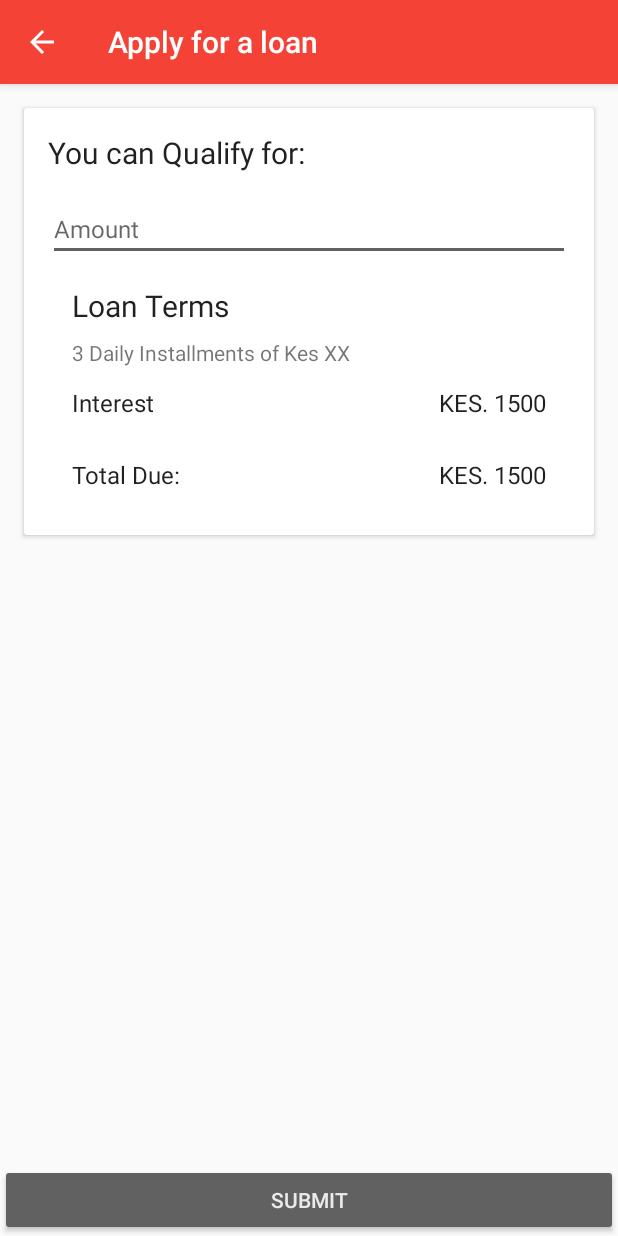
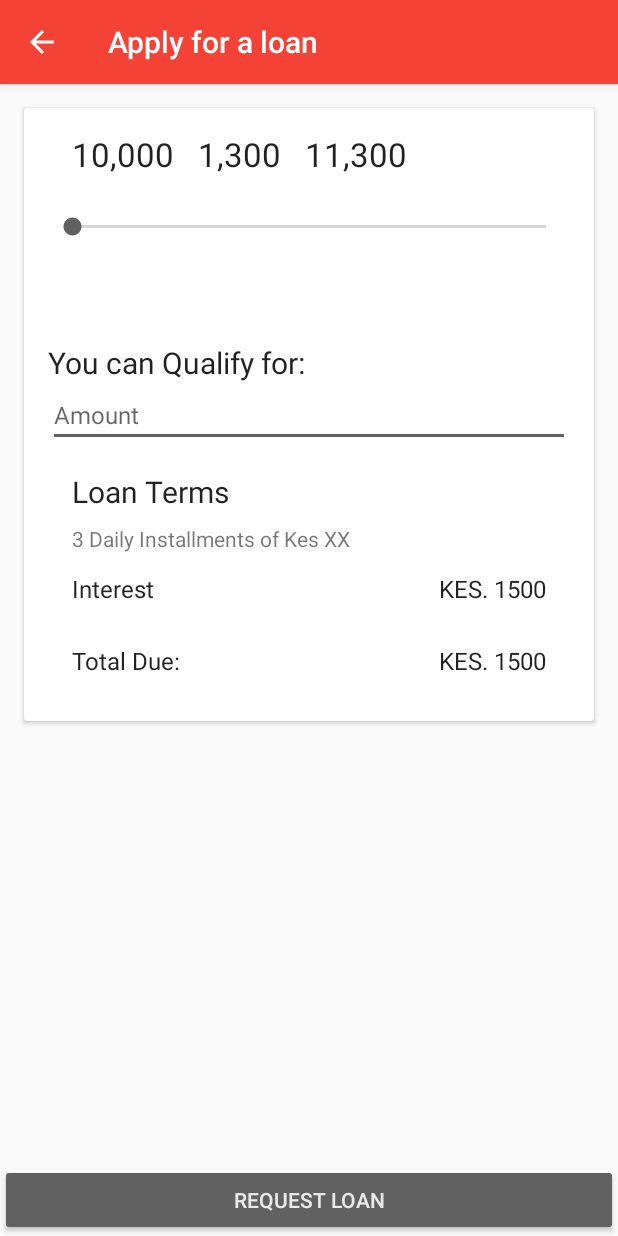
Before and after one commit to morristech/ekopa, an Android app: the ApplyForLoanActivity screen opened directly, with no data from a screen before it, on a phone screen of 412 x 824 dp. Run offline under Robolectric (Android 15) with nearby library versions, the phone set to English and light mode, and no system bars; our stand-ins replace ButterKnife; libraries missing offline, so code that uses them is left out: com.afollestad.materialdialogs; 2 statements that could not run were skipped.

Commit message:
Tried working on design version 2

```diff
--- a/app/src/main/res/layout/content_apply_for_loan_first_time.xml
+++ b/app/src/main/res/layout/content_apply_for_loan_first_time.xml
@@ -15,7 +15,7 @@
         android:layout_alignParentBottom="true"
         android:layout_marginTop="@dimen/three_grid_unit"
         android:textColor="@color/body_text_1_inverse"
-        android:text="@string/submit"
+        android:text="@string/request_loan"
         android:theme="@style/primaryButtons" />
 
     <ScrollView
@@ -40,6 +40,51 @@
             android:paddingLeft="@dimen/activity_horizontal_margin"
             android:paddingRight="@dimen/activity_horizontal_margin">
 
+            <GridLayout
+                android:layout_width="match_parent"
+                android:layout_height="60dp"
+                android:columnCount="3"
+                android:gravity="center_vertical"
+                android:padding="@dimen/activity_horizontal_margin">
+
+                <TextView
+                    android:layout_width="wrap_content"
+                    android:layout_height="wrap_content"
+                    android:text="10,000"
+                    android:textColor="@color/body_text_1"
+                    android:textSize="@dimen/text_big"
+                    android:paddingRight="@dimen/activity_horizontal_margin"/>
+
+                <TextView
+                    android:layout_width="wrap_content"
+                    android:layout_height="wrap_content"
+                    android:text="1,300"
+                    android:textColor="@color/body_text_1"
+                    android:textSize="@dimen/text_big"
+                    android:paddingRight="@dimen/activity_horizontal_margin"/>
+
+                <TextView
+                    android:layout_width="wrap_content"
+                    android:layout_height="wrap_content"
+                    android:text="11,300"
+                    android:textColor="@color/body_text_1"
+                    android:textSize="@dimen/text_big"
+                    android:paddingRight="@dimen/activity_horizontal_margin"
+                    android:id="@+id/textView14" />
+            </GridLayout>
+            <LinearLayout
+                android:layout_width="match_parent"
+                android:layout_height="80dp">
+
+                <SeekBar
+                    android:layout_width="wrap_content"
+                    android:layout_height="wrap_content"
+                    android:id="@+id/seekBar"
+                    android:layout_weight="1"
+                    android:layout_marginTop="10dp"
+                    />
+            </LinearLayout>
+
             <LinearLayout
                 android:layout_width="match_parent"
                 android:layout_height="wrap_content"
@@ -63,14 +108,6 @@
                     android:textColor="@color/colorPrimaryDark"
                     android:textSize="@dimen/two_and_half_text_unit" />
             </LinearLayout>
-            <!-- Password Label -->
-            <android.support.design.widget.TextInputLayout
-                android:layout_width="match_parent"
-                android:layout_height="wrap_content"
-                android:layout_marginBottom="8dp"
-                android:layout_marginTop="8dp">
-
-            </android.support.design.widget.TextInputLayout>
 
             <EditText
                 android:id="@+id/et_apply_amount"
@@ -156,4 +193,5 @@
         </android.support.v7.widget.CardView>
 
     </ScrollView>
+
 </RelativeLayout>
--- a/app/src/main/res/layout/fragment_home_active_loan.xml
+++ b/app/src/main/res/layout/fragment_home_active_loan.xml
@@ -21,7 +21,6 @@
             android:contentDescription="@string/user_image"
             android:src="@drawable/avatar" />
         <LinearLayout
-
             android:orientation="vertical"
             android:layout_width="wrap_content"
             android:layout_height="wrap_content">
--- a/app/src/main/res/values/strings.xml
+++ b/app/src/main/res/values/strings.xml
@@ -86,6 +86,7 @@
     <string name="no">No</string>
     <string name="submit">SUBMIT</string>
     <string name="apply_now">APPLY NOW</string>
+    <string name="request_loan">REQUEST LOAN</string>
     <string name="increase_limit">Increase Limit</string>
     <string name="submit_success">Application sent successfully. We will notify you shortly once it has been approved.</string>
     <string name="confirm_password">Confirm PIN</string>
```
Also changed, not shown: app/src/main/res/layout/fragment_home_first_time.xml (+32 -33 lines).
